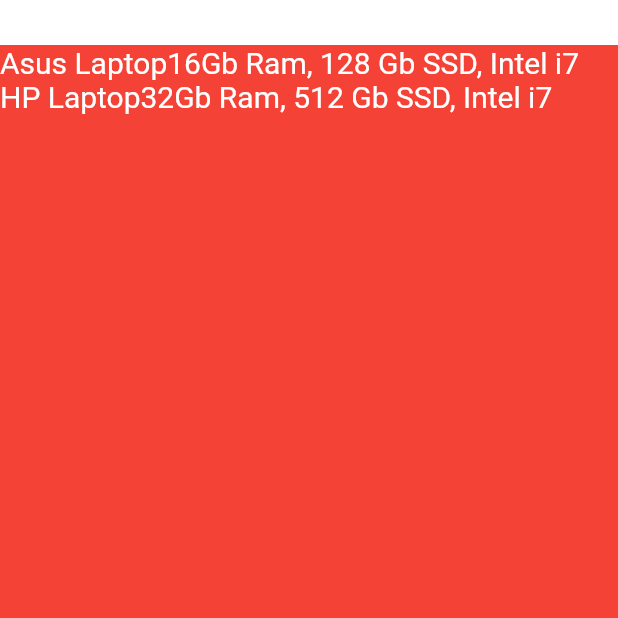
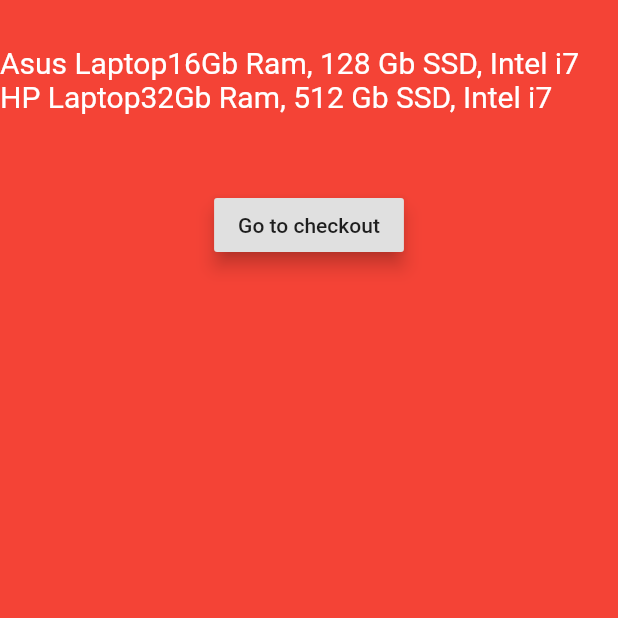
Before and after one commit to ekremsaydam/flutter, a Flutter app: the screen it shows after launch, on a phone screen of 412 x 824 dp, the top half of it. Run offline on Flutter 3.47's test engine with Material 2 defaults, Android fonts, the phone set to English and light mode, and no system bars.

Commit message:
RaisedButton, Directionality Widget

```diff
--- a/shop/lib/screens/home.dart
+++ b/shop/lib/screens/home.dart
@@ -7,7 +7,7 @@ class Home extends StatelessWidget {
         child: Container(
       alignment: Alignment.topLeft,
       //margin: EdgeInsets.only(left: 50.0, top: 50.0),
-            margin: EdgeInsets.only(top: 30.0),
+      padding: EdgeInsets.only(top: 30.0),
       color: Colors.red,
       child: Column(
         children: <Widget>[
@@ -43,8 +43,28 @@ class Home extends StatelessWidget {
               )),
             ],
           ),
-
+          Directionality(
+            child: OrderButton(),
+            textDirection: TextDirection.ltr,
+          )
         ],
-            )));
+      ),
+    ));
   }
 }
+
+class OrderButton extends StatelessWidget {
+  @override
+  Widget build(BuildContext context) {
+    var button = Container(
+      margin: EdgeInsets.only(top: 50.0),
+      child: RaisedButton(
+        elevation: 5.0,
+        child: Text("Go to checkout"),
+        onPressed: () {},
+      ),
+    );
+
+    return button;
+  }
+}
```
Lines whose indentation alone changed are shown as unchanged.
